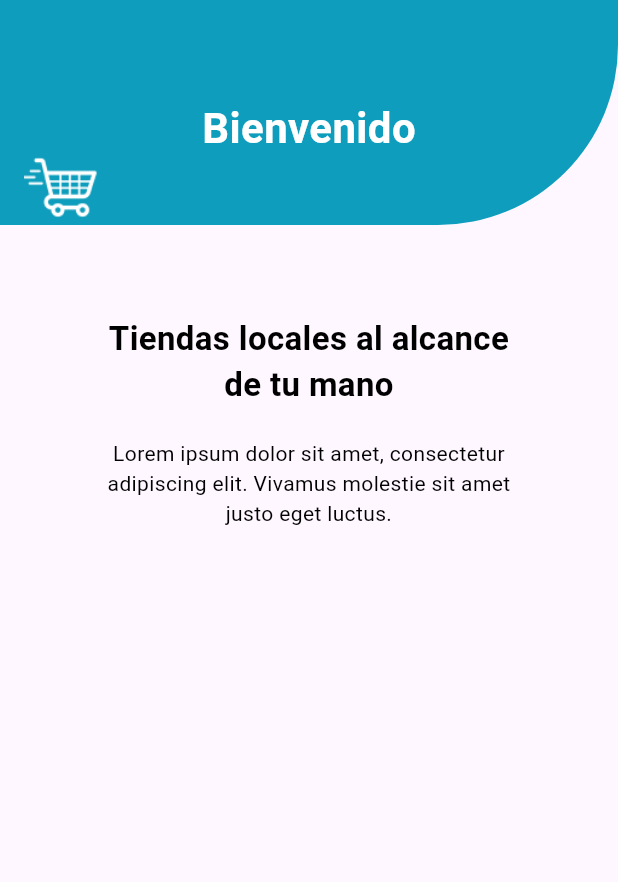
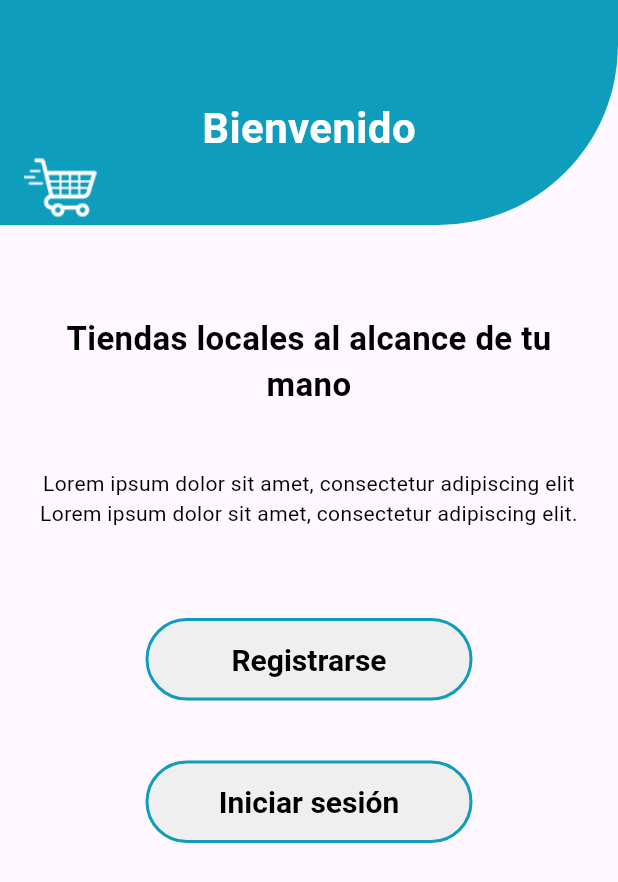
Before and after one commit to malenvac/Front-ProyectoIntegrador, a Flutter app: the screen it shows after launch, on a phone screen of 412 x 824 dp. Shown: the top 882 px of the screen. Run offline on Flutter 3.47's test engine with Material 3 defaults, Android fonts, the phone set to English and light mode, and no system bars.

Commit message:
Se añaden pantallas y se realiza maquetación de acuerdo al figma

```diff
--- a/lib/colors.dart
+++ b/lib/colors.dart
@@ -3,10 +3,10 @@ import 'package:flutter/material.dart';
 
 class AppColors {
   static const primaryColor = Color(0xFF0E9DBC);
-  static const secondaryColor = Color(0xFFF5F5F5);
+  static const secondaryColor = Color(0xFFF0EFEF);
   static const colorText2 = Color(0xFF8D8B8B);
   static const errorColor = Color(0xFFC30505);
   static const black = Color(0xFF000000);
   static const white = Color(0xFFFFFFFF);
-  // Añade más colores según necesites
+
 }
--- a/lib/main.dart
+++ b/lib/main.dart
@@ -1,6 +1,6 @@
 import 'package:flutter/material.dart';
 import 'welcome.dart';
-import 'colors.dart'; // Asegúrate de que este import esté correcto
+import 'colors.dart';
 
 void main() {
   runApp(const MyApp());
@@ -14,10 +14,9 @@
     return MaterialApp(
       title: 'Flutter Demo',
       theme: ThemeData(
-        primaryColor: AppColors.primaryColor, // Usa el color primario definido
-        useMaterial3: true,
-        textTheme: TextTheme(
-          headline4: TextStyle(
+        primaryColor: AppColors.primaryColor,
+        textTheme: const TextTheme(
+          headlineMedium: TextStyle(
             fontSize: 28,
             fontWeight: FontWeight.bold,
             color: Colors.white,
--- a/lib/welcome.dart
+++ b/lib/welcome.dart
@@ -1,13 +1,22 @@
 import 'package:flutter/material.dart';
+import 'colors.dart';
+import 'login.dart';
+import 'sing_in.dart';
 
 class WelcomeScreen extends StatelessWidget {
-  const WelcomeScreen({Key? key}) : super(key: key);
+  const WelcomeScreen({super.key});
 
   @override
   Widget build(BuildContext context) {
     return Scaffold(
-      appBar: PreferredSize(
-        preferredSize: Size.fromHeight(150.0),
+      appBar: _buildAppBar(context),
+      body: _buildBody(context),
+    );
+  }
+
+  PreferredSizeWidget _buildAppBar(BuildContext context) {
+    return PreferredSize(
+      preferredSize: const Size.fromHeight(150.0),
       child: AppBar(
         backgroundColor: Colors.transparent,
         elevation: 0,
@@ -15,13 +24,24 @@ class WelcomeScreen extends StatelessWidget {
           child: Container(
             decoration: BoxDecoration(
               color: Theme.of(context).primaryColor,
-                borderRadius: BorderRadius.only(
+              borderRadius: const BorderRadius.only(
                 bottomRight: Radius.circular(120),
               ),
             ),
             child: Stack(
-                children: <Widget>[
-                  Align(
+              children: [
+                _buildLeftImage(),
+                _buildCenterText('Bienvenido', 28),
+              ],
+            ),
+          ),
+        ),
+      ),
+    );
+  }
+
+  Widget _buildLeftImage() {
+    return Align(
       alignment: Alignment.centerLeft,
       child: Padding(
         padding: const EdgeInsets.only(left: 16, top: 100),
@@ -31,36 +51,34 @@ class WelcomeScreen extends StatelessWidget {
           height: 50,
         ),
       ),
-                  ),
-                  Align(
+    );
+  }
+
+  Widget _buildCenterText(String text, double fontSize) {
+    return Align(
       alignment: Alignment.center,
       child: Padding(
         padding: const EdgeInsets.only(top: 20),
         child: Text(
-                        'Bienvenido',
+          text,
           style: TextStyle(
             color: Colors.white,
-                          fontSize: 28,
+            fontSize: fontSize,
             fontWeight: FontWeight.bold,
           ),
         ),
       ),
-                  ),
-                ],
-              ),
-            ),
-          ),
-        ),
-      ),
-      body: Padding(
-        padding: const EdgeInsets.only(left: 16,top: 60.0, right: 16.0),  // Asegura el espacio desde el AppBar
+    );
+  }
+
+  Widget _buildBody(BuildContext context) {
+    return Padding(
+      padding: const EdgeInsets.fromLTRB(16.0, 60.0, 16.0, 0.0),
       child: Column(
-          mainAxisAlignment: MainAxisAlignment.start,  // Alineación vertical de los elementos
-          children: <Widget>[
-            Align(
-              alignment: Alignment.center,
-              child: Text(
-                'Tiendas locales al alcance \nde tu mano',
+        mainAxisAlignment: MainAxisAlignment.start,
+        children: [
+          const Text(
+            'Tiendas locales al alcance de tu mano',
             textAlign: TextAlign.center,
             style: TextStyle(
               color: Colors.black,
@@ -68,20 +86,76 @@ class WelcomeScreen extends StatelessWidget {
               fontWeight: FontWeight.bold,
             ),
           ),
-            ),
-            Padding(
-              padding: const EdgeInsets.only(left: 16,top: 20.0,right: 16.0),  // Espacio entre los dos textos
+          const Padding(
+            padding: EdgeInsets.only(top: 40.0),
             child: Text(
-                'Lorem ipsum dolor sit amet, consectetur \nadipiscing elit. Vivamus molestie sit amet \njusto eget luctus.',
+              'Lorem ipsum dolor sit amet, consectetur adipiscing elit Lorem ipsum dolor sit amet, consectetur adipiscing elit.',
               textAlign: TextAlign.center,
               style: TextStyle(
-                  color: Colors.black,  // Color del texto
-                  fontSize: 14,  // Tamaño del texto
-                  fontWeight: FontWeight.normal,  // Peso normal del texto
+                color: Colors.black,
+                fontSize: 14,
+                fontWeight: FontWeight.normal,
               ),
             ),
           ),
+          _buildRegisterButton(context),
+          _buildLoginButton(context),
         ],
+      ),
+    );
+  }
+
+  Widget _buildRegisterButton(BuildContext context) {
+    return Padding(
+      padding: const EdgeInsets.only(top: 60.0),
+      child: SizedBox(
+        width: 218.0,
+        child: OutlinedButton(
+          onPressed: () {
+            Navigator.push(
+              context,
+              MaterialPageRoute(builder: (context) => const RegisterScreen()),
+            );
+          },
+          style: OutlinedButton.styleFrom(
+            backgroundColor: AppColors.secondaryColor,
+            foregroundColor: Colors.black,
+            side: BorderSide(color: Theme.of(context).primaryColor, width: 2),
+            textStyle: const TextStyle(
+              fontWeight: FontWeight.bold,
+              fontSize: 20,
+            ),
+            padding: const EdgeInsets.symmetric(vertical: 16.0),
+          ),
+          child: const Text('Registrarse'),
+        ),
+      ),
+    );
+  }
+
+  Widget _buildLoginButton(BuildContext context) {
+    return Padding(
+      padding: const EdgeInsets.only(top: 40.0),
+      child: SizedBox(
+        width: 218.0,
+        child: OutlinedButton(
+          onPressed: () {
+            Navigator.push(
+              context,
+              MaterialPageRoute(builder: (context) => const LoginScreen()),
+            );
+          },
+          style: OutlinedButton.styleFrom(
+            backgroundColor: AppColors.secondaryColor,
+            foregroundColor: Colors.black,
+            side: BorderSide(color: Theme.of(context).primaryColor, width: 2),
+            textStyle: const TextStyle(
+              fontWeight: FontWeight.bold,
+              fontSize: 20,
+            ),
+            padding: const EdgeInsets.symmetric(vertical: 16.0),
+          ),
+          child: const Text('Iniciar sesión'),
         ),
       ),
     );
```
Also changed, not shown: lib/home.dart (+29 -0 lines), lib/login.dart (+206 -0 lines), lib/sing_in.dart (+115 -0 lines). Lines whose indentation alone changed are shown as unchanged.
